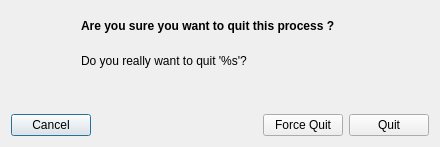
Before: the Qt Designer form Under Construction/Activity Monitor.app/Resources/dialog_kill_process.ui in helloSystem/Utilities, drawn with Qt 5.
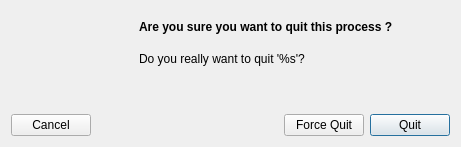
After: the same form once the commit is applied. Icons and pictures are not drawn.

```diff
--- a/Under Construction/Activity Monitor.app/Resources/dialog_kill_process.ui
+++ b/Under Construction/Activity Monitor.app/Resources/dialog_kill_process.ui
@@ -6,7 +6,7 @@
    <rect>
     <x>0</x>
     <y>0</y>
-    <width>440</width>
+    <width>461</width>
     <height>147</height>
    </rect>
   </property>
@@ -75,6 +75,32 @@
        </item>
        <item>
         <layout class="QVBoxLayout" name="verticalLayout_2">
+               <property name="spacing">
+                   <number>0</number>
+               </property>
+               <item>
+                   <layout class="QHBoxLayout" name="horizontalLayout_3">
+                       <property name="spacing">
+                           <number>0</number>
+                       </property>
+                       <item>
+                           <spacer name="horizontalSpacer_2">
+                               <property name="orientation">
+                                   <enum>Qt::Horizontal</enum>
+                               </property>
+                               <property name="sizeHint" stdset="0">
+                                   <size>
+                                       <width>40</width>
+                                       <height>20</height>
+                                   </size>
+                               </property>
+                           </spacer>
+                       </item>
+                       <item>
+                           <layout class="QVBoxLayout" name="verticalLayout_3">
+                               <property name="rightMargin">
+                                   <number>0</number>
+                               </property>
          <item>
           <widget class="QLabel" name="Title">
            <property name="styleSheet">
@@ -97,6 +123,23 @@
          </item>
         </layout>
        </item>
+                       <item>
+                           <spacer name="horizontalSpacer_3">
+                               <property name="orientation">
+                                   <enum>Qt::Horizontal</enum>
+                               </property>
+                               <property name="sizeHint" stdset="0">
+                                   <size>
+                                       <width>40</width>
+                                       <height>20</height>
+                                   </size>
+                               </property>
+                           </spacer>
+                       </item>
+                   </layout>
+               </item>
+           </layout>
+       </item>
       </layout>
      </item>
      <item>
@@ -155,6 +198,9 @@
          <property name="text">
           <string>Quit</string>
          </property>
+               <property name="default">
+                   <bool>true</bool>
+               </property>
         </widget>
        </item>
       </layout>
```
Left out of the diff: 6 changed lines with no effect on the pictures. Lines whose indentation alone changed are shown as unchanged.
